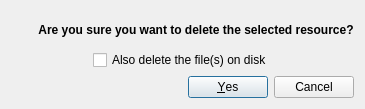
Qt form Application/MIDASDesktop/GUI/DeleteResourceUI.ui (jcfr/MIDAScpp) before a commit.
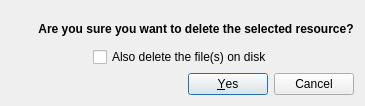
The same form after that commit. Icons and pictures are not drawn.

Patch:
```diff
--- a/Application/MIDASDesktop/GUI/DeleteResourceUI.ui
+++ b/Application/MIDASDesktop/GUI/DeleteResourceUI.ui
@@ -7,7 +7,7 @@
     <x>0</x>
     <y>0</y>
     <width>365</width>
-    <height>109</height>
+    <height>106</height>
    </rect>
   </property>
   <property name="windowTitle">
```
Left out of the diff: 4 changed lines with no effect on the pictures.
